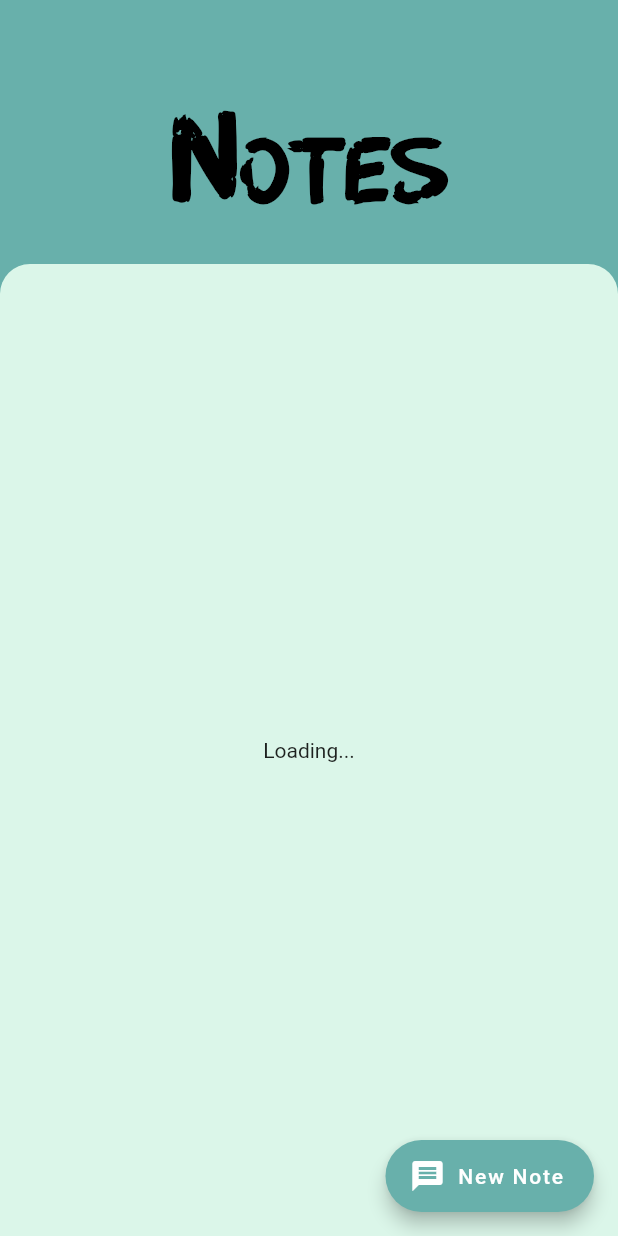
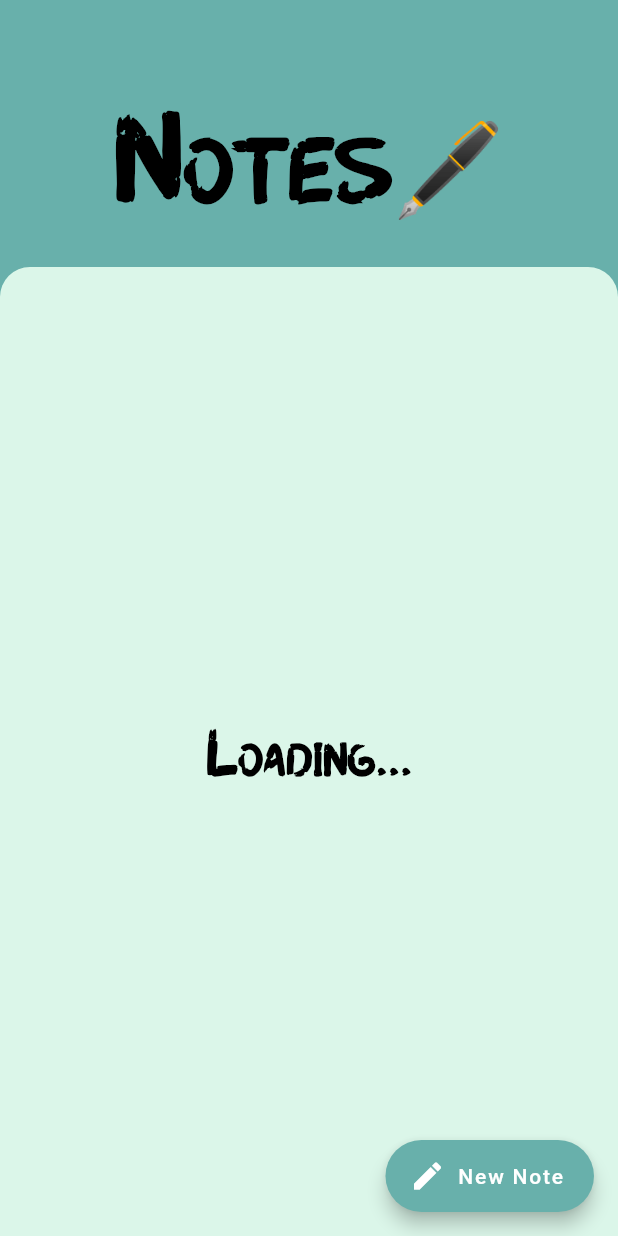
Before and after one commit to dhiraj2803/Keep_Notes, a Flutter app: the screen it shows after launch, on a phone screen of 412 x 824 dp. Run offline on Flutter 3.47's test engine with Material 2 defaults, Android fonts, the phone set to English and light mode, and no system bars; our stand-ins replace flutter_slidable; network calls fail.

Commit message:
notes app

```diff
--- a/lib/main.dart
+++ b/lib/main.dart
@@ -2,7 +2,7 @@ import 'package:flutter/material.dart';
 import 'package:provider/provider.dart';
 import 'package:notes/screens/Home_Screens.dart';
 import 'package:notes/models/NotesProvider.dart';
-import 'package:hexcolor/hexcolor.dart';
+
 
 void main() {
   runApp(MyApp());
--- a/lib/models/NoteList.dart
+++ b/lib/models/NoteList.dart
@@ -1,7 +1,6 @@
 import 'package:flutter/material.dart';
 import 'package:notes/models/Notes.dart';
 import 'package:notes/models/NotesProvider.dart';
-import 'package:notes/models/Notes.dart';
 import 'package:provider/provider.dart';
 import 'package:flutter_slidable/flutter_slidable.dart';
 
@@ -14,7 +13,13 @@ class NoteList extends StatelessWidget {
         if (snapshot.data == null) {
           return Container(
             child: Center(
-              child: Text("Loading..."),
+              child: Text("Loading...",
+                style: TextStyle(
+                color: Colors.black,
+                fontFamily: 'Dogfight',
+                fontSize: 30.0,
+                fontWeight: FontWeight.w700,
+              ),),
             ),
           );
         } else {
--- a/lib/models/Notes.dart
+++ b/lib/models/Notes.dart
@@ -1,4 +1,3 @@
-import 'dart:async';
 
 class Note {
   String title;
--- a/lib/models/NotesProvider.dart
+++ b/lib/models/NotesProvider.dart
@@ -1,5 +1,3 @@
-import 'dart:io';
-
 import 'package:flutter/cupertino.dart';
 import 'package:notes/models/Notes.dart';
 import 'dart:async';
--- a/lib/screens/Home_Screens.dart
+++ b/lib/screens/Home_Screens.dart
@@ -2,13 +2,9 @@ import 'package:flutter/cupertino.dart';
 import 'package:flutter/material.dart';
 import 'package:notes/models/NoteList.dart';
 import 'package:notes/models/NotesProvider.dart';
-import 'package:notes/models/Notes.dart';
 import 'package:provider/provider.dart';
-import 'package:flutter_slidable/flutter_slidable.dart';
-import 'package:notes/models/Notes.dart';
+import '../models/NotesProvider.dart';
 
-import '../models/NotesProvider.dart';
-import '../models/NotesProvider.dart';
 
 // ignore: camel_case_types
 class Home_Screen extends StatelessWidget {
@@ -22,7 +18,7 @@ class Home_Screen extends StatelessWidget {
         },
         elevation: 5,
         backgroundColor: Color(0xff68b0ab),
-        icon: Icon(Icons.message),
+        icon: Icon(Icons.edit),
         label: Text('New Note'),
       ),
       body: Column(
@@ -35,7 +31,7 @@ class Home_Screen extends StatelessWidget {
               children: <Widget>[
                 Center(
                   child: Text(
-                    'Notes',
+                    'Notes🖋️',
                     style: TextStyle(
                       color: Colors.black,
                       fontFamily: 'Dogfight',
@@ -70,90 +66,6 @@ class Home_Screen extends StatelessWidget {
   }
 }
 
-// ignore: must_be_immutable
-// class CardList extends StatelessWidget {
-//   final Note notes;
-//   int index;
-//   CardList(this.notes, this.index);
-//   @override
-//   Widget build(BuildContext context) {
-//     return Padding(
-//       padding: const EdgeInsets.all(2.0),
-//       child: Slidable(
-//         actionPane: SlidableDrawerActionPane(),
-//         actionExtentRatio: 0.25,
-//         child: Container(
-//           decoration: BoxDecoration(
-//               color: Color(0xffff7e67),
-//               borderRadius: BorderRadius.only(
-//                 bottomLeft: Radius.circular(1),
-//                 topLeft: Radius.circular(15),
-//                 bottomRight: Radius.circular(15),
-//                 topRight: Radius.circular(1),
-//               )),
-//           child: ListTile(
-//             leading: Column(
-//               mainAxisAlignment: MainAxisAlignment.spaceEvenly,
-//               children: <Widget>[
-//                 Icon(Icons.note),
-//               ],
-//             ),
-//             title: Text(
-//               notes.title,
-//               style: TextStyle(
-//                   color: Colors.black,
-//                   fontFamily: 'Symon',
-//                   fontWeight: FontWeight.bold,
-//                   fontSize: 23),
-//             ),
-//             subtitle: Text(
-//               notes.description,
-//               style: TextStyle(
-//                   color: Colors.grey[800],
-//                   fontFamily: 'Hadlee',
-//                   fontWeight: FontWeight.normal,
-//                   fontSize: 18),
-//             ),
-//             trailing: Column(
-//               mainAxisAlignment: MainAxisAlignment.spaceEvenly,
-//               children: <Widget>[
-//                 Icon(
-//                   Icons.arrow_forward_ios,
-//                   color: Colors.black26,
-//                 ),
-//               ],
-//             ),
-//           ),
-//         ),
-//         secondaryActions: <Widget>[
-//           SlideAction(
-//             child: Container(
-//               child: FloatingActionButton(
-//                   elevation: 0,
-//                   backgroundColor: Color(0xffdbf6e9),
-//                   child: Icon(
-//                     Icons.delete,
-//                     color: Colors.red,
-//                     size: 35,
-//                   ),
-//                   onPressed: () {
-//                     Provider.of<NotesProviders>(context, listen: false)
-//                         .removeNotes(index);
-//                   }),
-//             ),
-// /*              caption: 'Delete',
-//               color: LinearGradient(begin: 0xffde6262),
-//              // color: Color(0x80ff4500),
-//               icon: Icons.delete,
-//               onTap: (){
-//                 Provider.of<NotesProviders>(context,listen: false).removeNotes(index);
-//               }*/
-//           ),
-//         ],
-//       ),
-//     );
-//   }
-// }
 
 showAlertDialog(BuildContext context) {
   TextEditingController _Title = TextEditingController();
```
Also changed, not shown: pubspec.lock, 5 other files.
